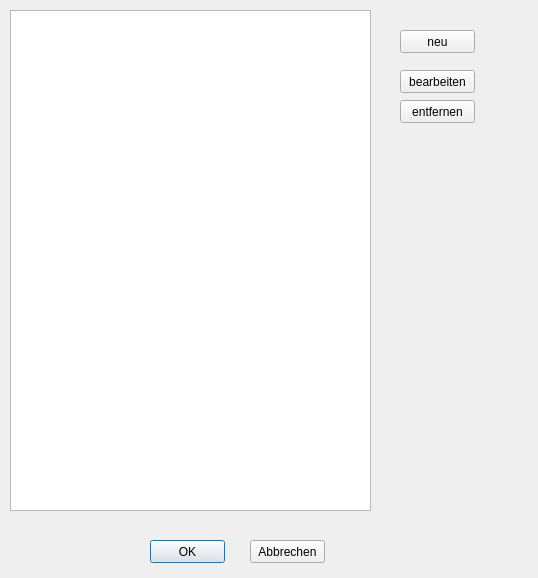
Old version of the form Dialoge/dialog_kostenstellen.ui in the repository TischlerWilly/azwkz.
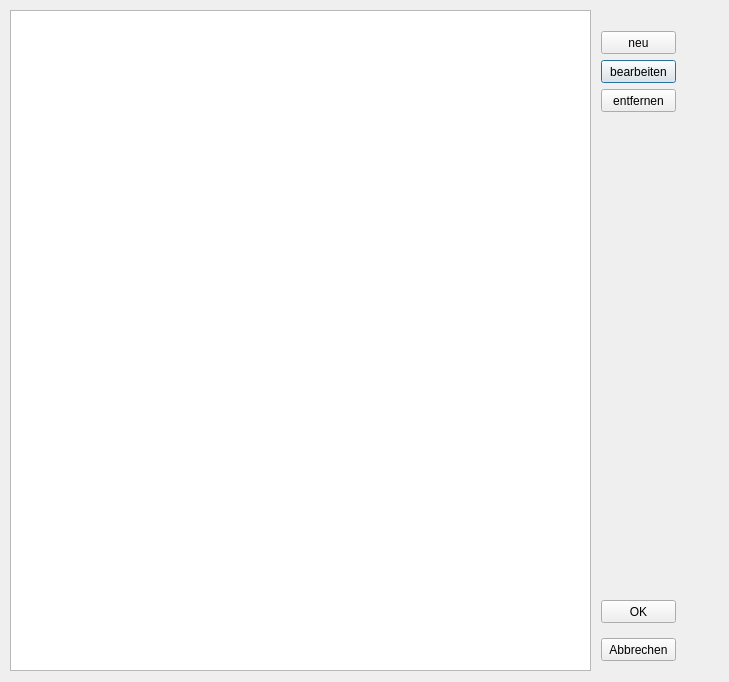
New version of the form.

Patch:
```diff
--- a/Dialoge/dialog_kostenstellen.ui
+++ b/Dialoge/dialog_kostenstellen.ui
@@ -6,8 +6,8 @@
    <rect>
     <x>0</x>
     <y>0</y>
-    <width>538</width>
-    <height>578</height>
+    <width>729</width>
+    <height>682</height>
    </rect>
   </property>
   <property name="windowTitle">
@@ -21,58 +21,19 @@
     <rect>
      <x>10</x>
      <y>10</y>
-     <width>361</width>
-     <height>501</height>
+     <width>581</width>
+     <height>661</height>
     </rect>
    </property>
    <property name="toolTip">
     <string>&lt;html&gt;&lt;head/&gt;&lt;body&gt;&lt;p&gt;Kostenselle löschen: Doppelklick auf die Nr, dann Nr entfernen, dann Enter&lt;/p&gt;&lt;/body&gt;&lt;/html&gt;</string>
    </property>
   </widget>
-  <widget class="QPushButton" name="pushButton_ok">
-   <property name="geometry">
-    <rect>
-     <x>150</x>
-     <y>540</y>
-     <width>75</width>
-     <height>23</height>
-    </rect>
-   </property>
-   <property name="text">
-    <string>OK</string>
-   </property>
-  </widget>
-  <widget class="QPushButton" name="pushButton_abbrechen">
-   <property name="geometry">
-    <rect>
-     <x>250</x>
-     <y>540</y>
-     <width>75</width>
-     <height>23</height>
-    </rect>
-   </property>
-   <property name="text">
-    <string>Abbrechen</string>
-   </property>
-  </widget>
-  <widget class="QPushButton" name="pushButton_neu">
-   <property name="geometry">
-    <rect>
-     <x>400</x>
-     <y>30</y>
-     <width>75</width>
-     <height>23</height>
-    </rect>
-   </property>
-   <property name="text">
-    <string>neu</string>
-   </property>
-  </widget>
   <widget class="QPushButton" name="pushButton_edit">
    <property name="geometry">
     <rect>
-     <x>400</x>
-     <y>70</y>
+     <x>601</x>
+     <y>60</y>
      <width>75</width>
      <height>23</height>
     </rect>
@@ -81,11 +42,24 @@
     <string>bearbeiten</string>
    </property>
   </widget>
+  <widget class="QPushButton" name="pushButton_neu">
+   <property name="geometry">
+    <rect>
+     <x>601</x>
+     <y>31</y>
+     <width>75</width>
+     <height>23</height>
+    </rect>
+   </property>
+   <property name="text">
+    <string>neu</string>
+   </property>
+  </widget>
   <widget class="QPushButton" name="pushButton_entfernen">
    <property name="geometry">
     <rect>
-     <x>400</x>
-     <y>100</y>
+     <x>601</x>
+     <y>89</y>
      <width>75</width>
      <height>23</height>
     </rect>
@@ -94,6 +68,32 @@
     <string>entfernen</string>
    </property>
   </widget>
+  <widget class="QPushButton" name="pushButton_abbrechen">
+   <property name="geometry">
+    <rect>
+     <x>601</x>
+     <y>638</y>
+     <width>75</width>
+     <height>23</height>
+    </rect>
+   </property>
+   <property name="text">
+    <string>Abbrechen</string>
+   </property>
+  </widget>
+  <widget class="QPushButton" name="pushButton_ok">
+   <property name="geometry">
+    <rect>
+     <x>601</x>
+     <y>600</y>
+     <width>75</width>
+     <height>23</height>
+    </rect>
+   </property>
+   <property name="text">
+    <string>OK</string>
+   </property>
+  </widget>
   <action name="tabelle_sortieren">
    <property name="text">
     <string>tabelle_sortieren</string>
```
Left out of the diff: 8 changed lines with no effect on the pictures.
